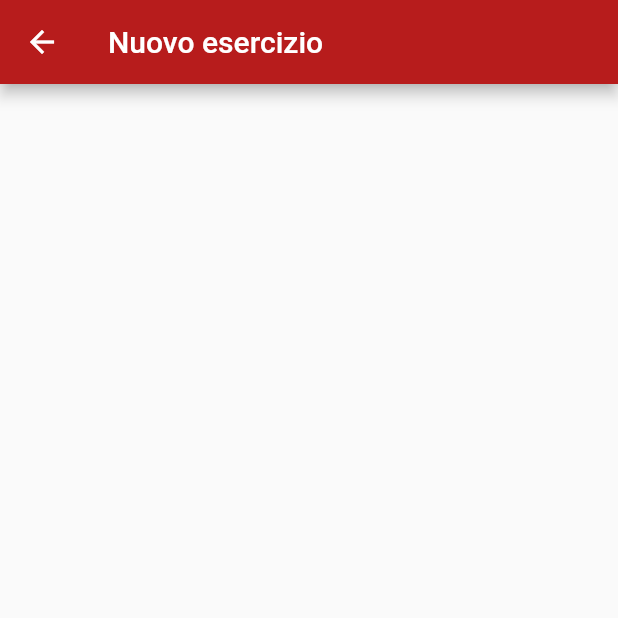
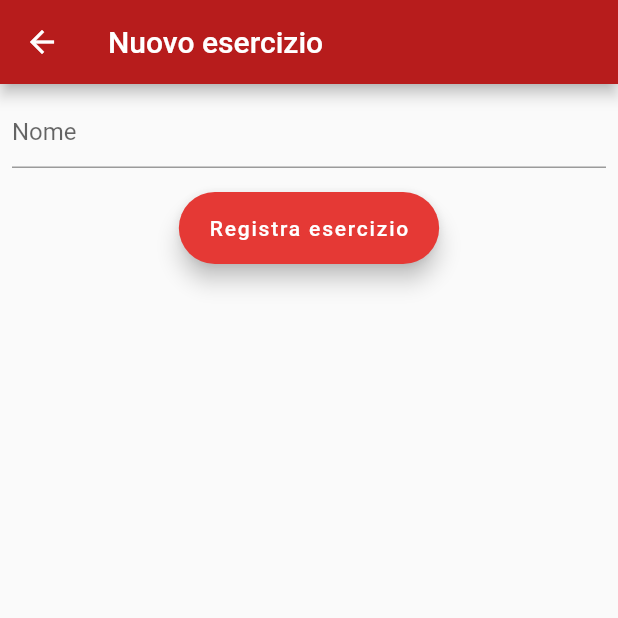
Before and after one commit to Tom1380/Pale, a Flutter app: the ExercisesPage screen opened directly, after a tap on the "add" icon, on a phone screen of 412 x 824 dp, the top half of it. Run offline on Flutter 3.47's test engine with Material 2 defaults, Android fonts, the phone set to English and light mode, and no system bars; our stand-ins replace sqflite; missing offline and left inert: flappy_search_bar; accounts and stored records are empty.

Commit message:
Further progress on the exercises page.

```diff
--- a/lib/ExercisesPage.dart
+++ b/lib/ExercisesPage.dart
@@ -5,7 +5,7 @@ import 'package:path/path.dart';
 import 'package:sqflite/sqflite.dart';
 
 class ExercisesPage extends StatefulWidget {
-  final Future<Database> database = getDatabasesPath().then((String path) {
+  final Future<Database> future_db = getDatabasesPath().then((String path) {
     return openDatabase(
       join(
         path,
@@ -13,8 +13,14 @@ class ExercisesPage extends StatefulWidget {
       ), // When the database is first created, create a table to store exercises.
       onCreate: (db, version) {
         // Run the CREATE TABLE statement on the database.
+        // TODO type shoud not be text, but instead an enum. Possible values should be (I think):
+        // Bodyweight reps
+        // Weighted reps
+        // Bodyweight isometric
+        // Weighted isometric
+        // They all have sets!
         return db.execute(
-          "CREATE TABLE exercises (id INTEGER PRIMARY KEY, name TEXT UNIQUE, description TEXT)",
+          "CREATE TABLE exercises (id INTEGER PRIMARY KEY, name TEXT UNIQUE, type TEXT)",
         );
       },
       // Set the version. This executes the onCreate function and provides a
@@ -30,6 +36,25 @@ class ExercisesPage extends StatefulWidget {
 }
 
 class _ExercisesPageState extends State<ExercisesPage> {
+  Future<List<Exercise>> search(String search) async {
+    final Database db = await widget.future_db;
+    List<Map<String, dynamic>> maps = await db.query(
+      'exercises',
+      columns: ['id', 'name', 'type'],
+      //where: 'name = \'Panca piana\'',
+      where: 'name LIKE ?',
+      whereArgs: ['$search%'],
+    );
+    // .query('SELECT id, name, type FROM exercises WHERE name LIKE \'?%\'');
+    return List.generate(maps.length, (i) {
+      return Exercise(
+        id: maps[i]['id'],
+        name: maps[i]['name'],
+        type: maps[i]['type'],
+      );
+    });
+  }
+
   @override
   Widget build(BuildContext context) {
     return Scaffold(
@@ -76,7 +101,7 @@ class _ExercisesPageState extends State<ExercisesPage> {
           Navigator.push(
             context,
             MaterialPageRoute(
-              builder: (context) => NewExercisePage(),
+              builder: (context) => NewExercisePage(widget.future_db),
             ),
           );
         },
@@ -85,29 +110,75 @@ class _ExercisesPageState extends State<ExercisesPage> {
   }
 }
 
-Future<List<Exercise>> search(String search) async {
-  return List.generate(5, (int index) {
-    return Exercise(
-      "Panca Piana",
-      "A ripetizioni zavorrato",
-    );
-  });
-}
-
 class Exercise {
+  final int id;
   final String name;
   final String type;
 
-  Exercise(this.name, this.type);
+  Exercise({this.id, this.name, this.type});
+
+  Map<String, dynamic> toMap() {
+    return {
+      'id': id,
+      'name': name,
+      'type': type,
+    };
+  }
 }
 
-class NewExercisePage extends StatelessWidget {
+class NewExercisePage extends StatefulWidget {
+  Future<Database> future_db;
+  NewExercisePage(this.future_db);
+  @override
+  _NewExercisePageState createState() => _NewExercisePageState();
+}
+
+class _NewExercisePageState extends State<NewExercisePage> {
+  final myController = TextEditingController();
   @override
   Widget build(BuildContext context) {
     return Scaffold(
       appBar: AppBar(
         title: Text('Nuovo esercizio'),
       ),
+      body: Padding(
+        padding: const EdgeInsets.all(8),
+        child: Column(
+          children: [
+            TextField(
+              controller: myController,
+              decoration: InputDecoration(
+                hintText: 'Nome',
+              ),
+            ),
+            Padding(
+              padding: EdgeInsets.all(8),
+            ),
+            FloatingActionButton.extended(
+              onPressed: () async {
+                final Database db = await widget.future_db;
+                await db.insert(
+                  'exercises',
+                  Exercise(
+                    name: myController.text,
+                    type: 'Ripetizioni con peso',
+                  ).toMap(),
+                  conflictAlgorithm: ConflictAlgorithm.fail,
+                );
+              },
+              label: Text('Registra esercizio'),
+            ),
+          ],
+        ),
+      ),
     );
   }
+
+  @override
+  void dispose() {
+    // Clean up the controller when the widget is removed from the
+    // widget tree.
+    myController.dispose();
+    super.dispose();
+  }
 }
```
